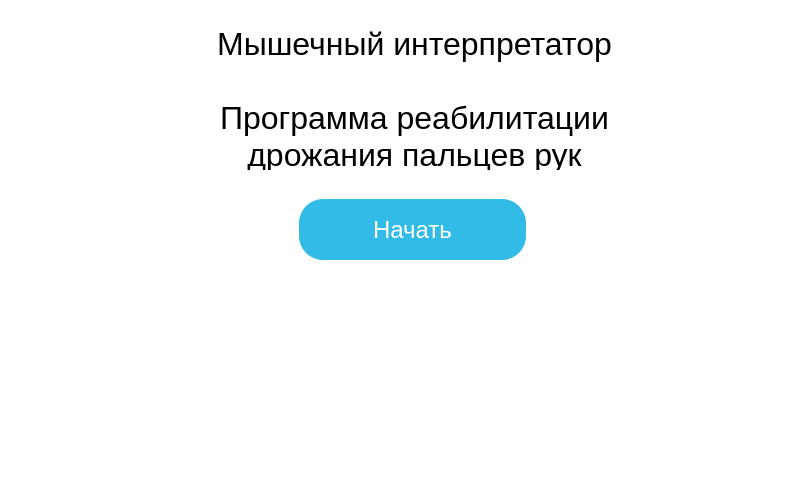
First picture: the form in gui/window-1.ui, repository GerrFrog/Muscular-training-apparatus, before the edit.
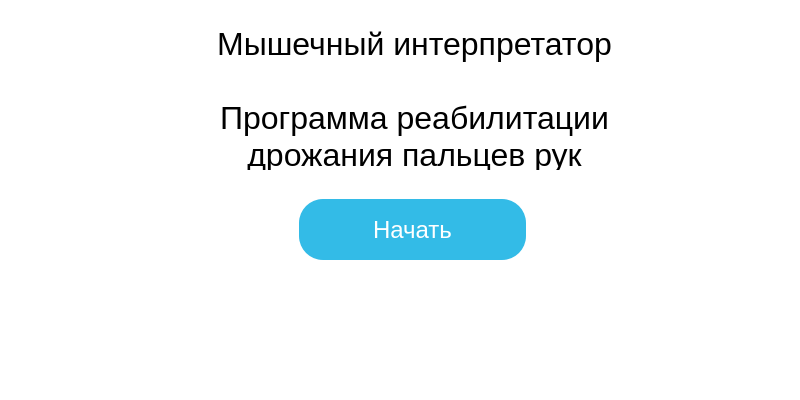
Second picture: the form after the edit.

The edit to the form file:
```diff
--- a/gui/window-1.ui
+++ b/gui/window-1.ui
@@ -7,19 +7,19 @@
     <x>0</x>
     <y>0</y>
     <width>800</width>
-    <height>480</height>
+    <height>400</height>
    </rect>
   </property>
   <property name="minimumSize">
    <size>
     <width>800</width>
-    <height>480</height>
+    <height>400</height>
    </size>
   </property>
   <property name="maximumSize">
    <size>
     <width>800</width>
-    <height>480</height>
+    <height>400</height>
    </size>
   </property>
   <property name="windowTitle">
```
